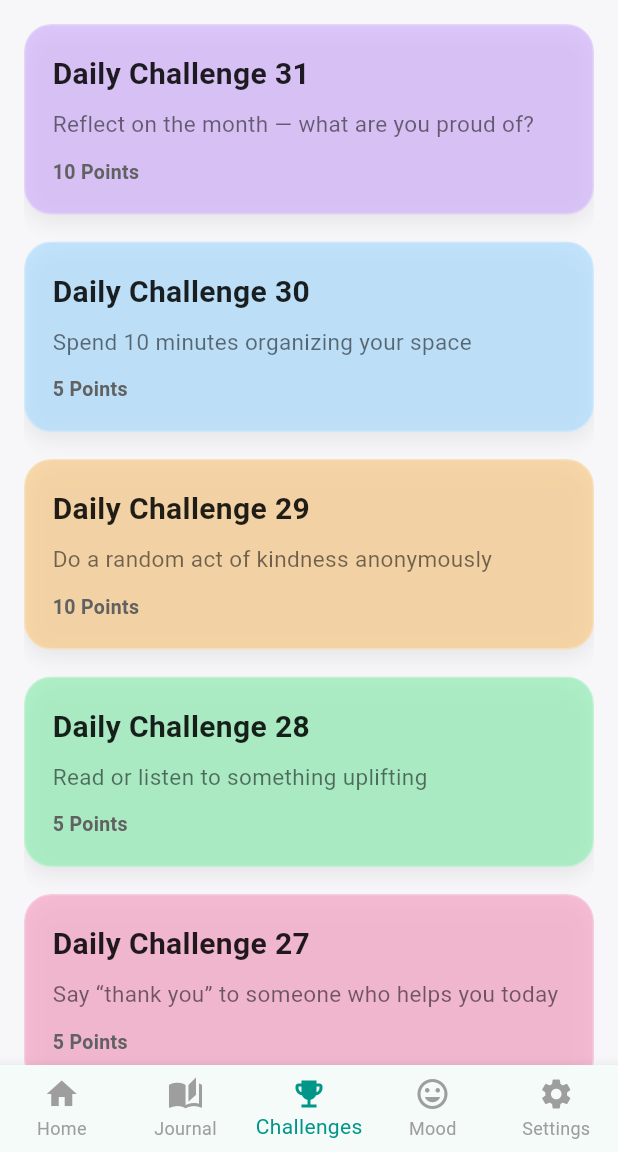
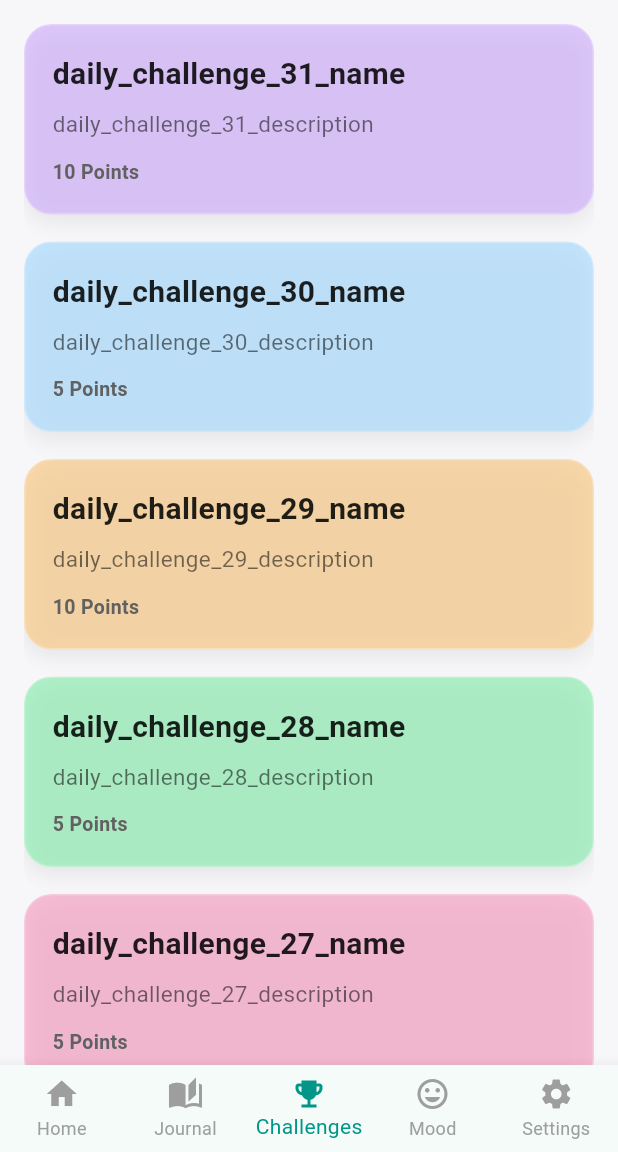
Before and after one commit to TomaszP05/Lester, a Flutter app: the screen it shows after launch, item 3 of the bottom bar chosen, on a phone screen of 412 x 824 dp, the part 84-1236 px from its top. Run offline on Flutter 3.47's test engine with Material 3 defaults, Android fonts, the phone set to English and light mode, and no system bars; our stand-ins replace flutter_local_notifications, sqflite, timezone; accounts and stored records are empty; network calls fail.

Commit message:
Added new translation keys

```diff
--- a/lib/databases/challenge_database.dart
+++ b/lib/databases/challenge_database.dart
@@ -107,188 +107,188 @@ class DatabaseHelper {
   Future<void> _insertDefaultChallenges(Database db) async {
     final challenges = [
       Challenge(
-        name: 'Daily Challenge 1',
-        description: 'Smile at five people today',
+        name: 'daily_challenge_1_name',
+        description: 'daily_challenge_1_description',
         points: 5,
         dayNumber: 1,
       ),
       Challenge(
-        name: 'Daily Challenge 2',
-        description: 'Send a positive message to someone you care about',
+        name: 'daily_challenge_2_name',
+        description: 'daily_challenge_2_description',
         points: 5,
         dayNumber: 2,
       ),
       Challenge(
-        name: 'Daily Challenge 3',
-        description: 'Take a short walk outside and appreciate nature',
+        name: 'daily_challenge_3_name',
+        description: 'daily_challenge_3_description',
         points: 5,
         dayNumber: 3,
       ),
       Challenge(
-        name: 'Daily Challenge 4',
-        description: 'Do one household task you’ve been putting off',
+        name: 'daily_challenge_4_name',
+        description: 'daily_challenge_4_description',
         points: 5,
         dayNumber: 4,
       ),
       Challenge(
-        name: 'Daily Challenge 5',
-        description: 'Compliment someone sincerely',
+        name: 'daily_challenge_5_name',
+        description: 'daily_challenge_5_description',
         points: 5,
         dayNumber: 5,
       ),
       Challenge(
-        name: 'Daily Challenge 6',
-        description: 'Drink at least 8 glasses of water today',
+        name: 'daily_challenge_6_name',
+        description: 'daily_challenge_6_description',
         points: 5,
         dayNumber: 6,
       ),
       Challenge(
-        name: 'Daily Challenge 7',
-        description: 'Write a thank you note to a friend',
+        name: 'daily_challenge_7_name',
+        description: 'daily_challenge_7_description',
         points: 5,
         dayNumber: 7,
       ),
       Challenge(
-        name: 'Daily Challenge 8',
-        description: 'Hold the door open for someone',
+        name: 'daily_challenge_8_name',
+        description: 'daily_challenge_8_description',
         points: 5,
         dayNumber: 8,
       ),
       Challenge(
-        name: 'Daily Challenge 9',
-        description: 'Compliment a stranger',
+        name: 'daily_challenge_9_name',
+        description: 'daily_challenge_9_description',
         points: 5,
         dayNumber: 9,
       ),
       Challenge(
-        name: 'Daily Challenge 10',
-        description: 'Take a picture of a flower and upload a picture!',
+        name: 'daily_challenge_10_name',
+        description: 'daily_challenge_10_description',
         points: 10,
         dayNumber: 10,
       ),
       Challenge(
-        name: 'Daily Challenge 11',
-        description: 'Listen to your favorite song and do nothing else',
+        name: 'daily_challenge_11_name',
+        description: 'daily_challenge_11_description',
         points: 5,
         dayNumber: 11,
       ),
       Challenge(
-        name: 'Daily Challenge 12',
-        description: 'Try a new food or drink you’ve never had before',
+        name: 'daily_challenge_12_name',
+        description: 'daily_challenge_12_description',
         points: 5,
         dayNumber: 12,
       ),
       Challenge(
-        name: 'Daily Challenge 13',
-        description: 'Send a kind text to a family member',
+        name: 'daily_challenge_13_name',
+        description: 'daily_challenge_13_description',
         points: 5,
         dayNumber: 13,
       ),
       Challenge(
-        name: 'Daily Challenge 14',
-        description: 'Pick up a piece of litter you find outside',
+        name: 'daily_challenge_14_name',
+        description: 'daily_challenge_14_description',
         points: 5,
         dayNumber: 14,
       ),
       Challenge(
-        name: 'Daily Challenge 15',
-        description: 'Spend 10 minutes stretching or meditating',
+        name: 'daily_challenge_15_name',
+        description: 'daily_challenge_15_description',
         points: 5,
         dayNumber: 15,
       ),
       Challenge(
-        name: 'Daily Challenge 16',
-        description: 'Donate an item you no longer use',
+        name: 'daily_challenge_16_name',
+        description: 'daily_challenge_16_description',
         points: 10,
         dayNumber: 16,
       ),
       Challenge(
-        name: 'Daily Challenge 17',
-        description: 'Give someone a genuine compliment',
+        name: 'daily_challenge_17_name',
+        description: 'daily_challenge_17_description',
         points: 5,
         dayNumber: 17,
       ),
       Challenge(
-        name: 'Daily Challenge 18',
-        description: 'Write down three things you’re grateful for',
+        name: 'daily_challenge_18_name',
+        description: 'daily_challenge_18_description',
         points: 5,
         dayNumber: 18,
       ),
       Challenge(
-        name: 'Daily Challenge 19',
-        description: 'Call or video chat with a loved one',
+        name: 'daily_challenge_19_name',
+        description: 'daily_challenge_19_description',
         points: 10,
         dayNumber: 19,
       ),
       Challenge(
-        name: 'Daily Challenge 20',
-        description: 'Share an inspiring quote on social media',
+        name: 'daily_challenge_20_name',
+        description: 'daily_challenge_20_description',
         points: 5,
         dayNumber: 20,
       ),
       Challenge(
-        name: 'Daily Challenge 21',
-        description: 'Take a photo of something that makes you happy',
+        name: 'daily_challenge_21_name',
+        description: 'daily_challenge_21_description',
         points: 10,
         dayNumber: 21,
       ),
       Challenge(
-        name: 'Daily Challenge 22',
-        description: 'Spend one hour without your phone or computer',
+        name: 'daily_challenge_22_name',
+        description: 'daily_challenge_22_description',
         points: 10,
         dayNumber: 22,
       ),
       Challenge(
-        name: 'Daily Challenge 23',
-        description: 'Help someone without expecting anything in return',
+        name: 'daily_challenge_23_name',
+        description: 'daily_challenge_23_description',
         points: 10,
         dayNumber: 23,
       ),
       Challenge(
-        name: 'Daily Challenge 24',
-        description: 'Cook or prepare a healthy meal',
+        name: 'daily_challenge_24_name',
+        description: 'daily_challenge_24_description',
         points: 5,
         dayNumber: 24,
       ),
       Challenge(
-        name: 'Daily Challenge 25',
-        description: 'Leave a positive review for a small business',
+        name: 'daily_challenge_25_name',
+        description: 'daily_challenge_25_description',
         points: 5,
         dayNumber: 25,
       ),
       Challenge(
-        name: 'Daily Challenge 26',
-        description: 'Spend 15 minutes journaling or reflecting',
+        name: 'daily_challenge_26_name',
+        description: 'daily_challenge_26_description',
         points: 5,
         dayNumber: 26,
       ),
       Challenge(
-        name: 'Daily Challenge 27',
-        description: 'Say “thank you” to someone who helps you today',
+        name: 'daily_challenge_27_name',
+        description: 'daily_challenge_27_description',
         points: 5,
         dayNumber: 27,
       ),
       Challenge(
-        name: 'Daily Challenge 28',
-        description: 'Read or listen to something uplifting',
+        name: 'daily_challenge_28_name',
+        description: 'daily_challenge_28_description',
         points: 5,
         dayNumber: 28,
       ),
       Challenge(
-        name: 'Daily Challenge 29',
-        description: 'Do a random act of kindness anonymously',
+        name: 'daily_challenge_29_name',
+        description: 'daily_challenge_29_description',
         points: 10,
         dayNumber: 29,
       ),
       Challenge(
-        name: 'Daily Challenge 30',
-        description: 'Spend 10 minutes organizing your space',
+        name: 'daily_challenge_30_name',
+        description: 'daily_challenge_30_description',
         points: 5,
         dayNumber: 30,
       ),
       Challenge(
-        name: 'Daily Challenge 31',
-        description: 'Reflect on the month — what are you proud of?',
+        name: 'daily_challenge_31_name',
+        description: 'daily_challenge_31_description',
         points: 10,
         dayNumber: 31,
       ),
@@ -298,6 +298,7 @@ class DatabaseHelper {
       await db.insert('challenges', challenge.toMap());
     }
   }
+
 
   Future<Challenge> create(Challenge challenge) async {
     final db = await instance.database;
--- a/lib/l10n/app_en.arb
+++ b/lib/l10n/app_en.arb
@@ -55,10 +55,103 @@
   "weeklyReflectionTitle": "Weekly Reflection Quiz",
   "startWeeklyReflection": "Start Weekly Reflection",
   "welcomeTitle": "Welcome to Lester 🌸!",
-  "welcomeSubtitle": "Let's log how you're feeling~ 🧧",
+  "welcomeSubtitle": "Let's log how you're feeling",
   "quoteLoadError": "Could not load quote. Please try again.",
   "weatherLoadError": "Could not load weather. Please try again.",
   "quoteFallback": "Stay positive and keep going.",
   "unknownAuthor": "Unknown",
-  "tryAgain": "Try again"
+  "tryAgain": "Try again",
+
+  "daily_challenge_1_name": "Daily Challenge 1",
+  "daily_challenge_1_description": "Smile at five people today",
+
+  "daily_challenge_2_name": "Daily Challenge 2",
+  "daily_challenge_2_description": "Send a positive message to someone you care about",
+
+  "daily_challenge_3_name": "Daily Challenge 3",
+  "daily_challenge_3_description": "Take a short walk outside and appreciate nature",
+
+  "daily_challenge_4_name": "Daily Challenge 4",
+  "daily_challenge_4_description": "Do one household task you’ve been putting off",
+
+  "daily_challenge_5_name": "Daily Challenge 5",
+  "daily_challenge_5_description": "Compliment someone sincerely",
+
+  "daily_challenge_6_name": "Daily Challenge 6",
+  "daily_challenge_6_description": "Drink at least 8 glasses of water today",
+
+  "daily_challenge_7_name": "Daily Challenge 7",
+  "daily_challenge_7_description": "Write a thank you note to a friend",
+
+  "daily_challenge_8_name": "Daily Challenge 8",
+  "daily_challenge_8_description": "Hold the door open for someone",
+
+  "daily_challenge_9_name": "Daily Challenge 9",
+  "daily_challenge_9_description": "Compliment a stranger",
+
+  "daily_challenge_10_name": "Daily Challenge 10",
+  "daily_challenge_10_description": "Take a picture of a flower and upload a picture!",
+
+  "daily_challenge_11_name": "Daily Challenge 11",
+  "daily_challenge_11_description": "Listen to your favorite song and do nothing else",
+
+  "daily_challenge_12_name": "Daily Challenge 12",
+  "daily_challenge_12_description": "Try a new food or drink you’ve never had before",
+
+  "daily_challenge_13_name": "Daily Challenge 13",
+  "daily_challenge_13_description": "Send a kind text to a family member",
+
+  "daily_challenge_14_name": "Daily Challenge 14",
+  "daily_challenge_14_description": "Pick up a piece of litter you find outside",
+
+  "daily_challenge_15_name": "Daily Challenge 15",
+  "daily_challenge_15_description": "Spend 10 minutes stretching or meditating",
+
+  "daily_challenge_16_name": "Daily Challenge 16",
+  "daily_challenge_16_description": "Donate an item you no longer use",
+
+  "daily_challenge_17_name": "Daily Challenge 17",
+  "daily_challenge_17_description": "Give someone a genuine compliment",
+
+  "daily_challenge_18_name": "Daily Challenge 18",
+  "daily_challenge_18_description": "Write down three things you’re grateful for",
+
+  "daily_challenge_19_name": "Daily Challenge 19",
+  "daily_challenge_19_description": "Call or video chat with a loved one",
+
+  "daily_challenge_20_name": "Daily Challenge 20",
+  "daily_challenge_20_description": "Share an inspiring quote on social media",
+
+  "daily_challenge_21_name": "Daily Challenge 21",
+  "daily_challenge_21_description": "Take a photo of something that makes you happy",
+
+  "daily_challenge_22_name": "Daily Challenge 22",
+  "daily_challenge_22_description": "Spend one hour without your phone or computer",
+
+  "daily_challenge_23_name": "Daily Challenge 23",
+  "daily_challenge_23_description": "Help someone without expecting anything in return",
+
+  "daily_challenge_24_name": "Daily Challenge 24",
+  "daily_challenge_24_description": "Cook or prepare a healthy meal",
+
+  "daily_challenge_25_name": "Daily Challenge 25",
+  "daily_challenge_25_description": "Leave a positive review for a small business",
+
+  "daily_challenge_26_name": "Daily Challenge 26",
+  "daily_challenge_26_description": "Spend 15 minutes journaling or reflecting",
+
+  "daily_challenge_27_name": "Daily Challenge 27",
+  "daily_challenge_27_description": "Say “thank you” to someone who helps you today",
+
+  "daily_challenge_28_name": "Daily Challenge 28",
+  "daily_challenge_28_description": "Read or listen to something uplifting",
+
+  "daily_challenge_29_name": "Daily Challenge 29",
+  "daily_challenge_29_description": "Do a random act of kindness anonymously",
+
+  "daily_challenge_30_name": "Daily Challenge 30",
+  "daily_challenge_30_description": "Spend 10 minutes organizing your space",
+
+  "daily_challenge_31_name": "Daily Challenge 31",
+  "daily_challenge_31_description": "Reflect on the month — what are you proud of?"
 }
--- a/lib/l10n/app_es.arb
+++ b/lib/l10n/app_es.arb
@@ -55,10 +55,103 @@
   "weeklyReflectionTitle": "Cuestionario de reflexión semanal",
   "startWeeklyReflection": "Comenzar reflexión semanal",
   "welcomeTitle": "¡Bienvenido a Lester 🌸!",
-  "welcomeSubtitle": "Registremos cómo te sientes~ 🧧",
+  "welcomeSubtitle": "Registremos cómo te sientes",
   "quoteLoadError": "No se pudo cargar la cita. Por favor, inténtalo de nuevo.",
   "weatherLoadError": "No se pudo cargar el clima. Por favor, inténtalo de nuevo.",
   "quoteFallback": "Mantente positivo y sigue adelante.",
   "unknownAuthor": "Desconocido",
-  "tryAgain": "Intentar de nuevo"
+  "tryAgain": "Intentar de nuevo",
+
+  "daily_challenge_1_name": "Desafío Diario 1",
+  "daily_challenge_1_description": "Sonríe a cinco personas hoy",
+
+  "daily_challenge_2_name": "Desafío Diario 2",
+  "daily_challenge_2_description": "Envía un mensaje positivo a alguien que te importe",
+
+  "daily_challenge_3_name": "Desafío Diario 3",
+  "daily_challenge_3_description": "Da un paseo corto al aire libre y aprecia la naturaleza",
+
+  "daily_challenge_4_name": "Desafío Diario 4",
+  "daily_challenge_4_description": "Haz una tarea doméstica que has estado posponiendo",
+
+  "daily_challenge_5_name": "Desafío Diario 5",
+  "daily_challenge_5_description": "Haz un cumplido sincero a alguien",
+
+  "daily_challenge_6_name": "Desafío Diario 6",
+  "daily_challenge_6_description": "Bebe al menos 8 vasos de agua hoy",
+
+  "daily_challenge_7_name": "Desafío Diario 7",
+  "daily_challenge_7_description": "Escribe una nota de agradecimiento a un amigo",
+
+  "daily_challenge_8_name": "Desafío Diario 8",
+  "daily_challenge_8_description": "Sujeta la puerta a alguien",
+
+  "daily_challenge_9_name": "Desafío Diario 9",
+  "daily_challenge_9_description": "Haz un cumplido a un desconocido",
+
+  "daily_challenge_10_name": "Desafío Diario 10",
+  "daily_challenge_10_description": "¡Toma una foto de una flor y súbela!",
+
+  "daily_challenge_11_name": "Desafío Diario 11",
+  "daily_challenge_11_description": "Escucha tu canción favorita y no hagas nada más",
+
+  "daily_challenge_12_name": "Desafío Diario 12",
+  "daily_challenge_12_description": "Prueba una nueva comida o bebida que nunca antes habías tomado",
+
+  "daily_challenge_13_name": "Desafío Diario 13",
+  "daily_challenge_13_description": "Envía un mensaje amable a un familiar",
+
+  "daily_challenge_14_name": "Desafío Diario 14",
+  "daily_challenge_14_description": "Recoge un trozo de basura que encuentres fuera",
+
+  "daily_challenge_15_name": "Desafío Diario 15",
+  "daily_challenge_15_description": "Dedica 10 minutos a estirar o meditar",
+
+  "daily_challenge_16_name": "Desafío Diario 16",
+  "daily_challenge_16_description": "Dona un artículo que ya no uses",
+
+  "daily_challenge_17_name": "Desafío Diario 17",
+  "daily_challenge_17_description": "Haz un cumplido genuino a alguien",
+
+  "daily_challenge_18_name": "Desafío Diario 18",
+  "daily_challenge_18_description": "Escribe tres cosas por las que estás agradecido/a",
+
+  "daily_challenge_19_name": "Desafío Diario 19",
+  "daily_challenge_19_description": "Llama o haz una videollamada con un ser querido",
+
+  "daily_challenge_20_name": "Desafío Diario 20",
+  "daily_challenge_20_description": "Comparte una cita inspiradora en las redes sociales",
+
+  "daily_challenge_21_name": "Desafío Diario 21",
+  "daily_challenge_21_description": "Toma una foto de algo que te haga feliz",
+
+  "daily_challenge_22_name": "Desafío Diario 22",
+  "daily_challenge_22_description": "Pasa una hora sin tu teléfono u ordenador",
+
+  "daily_challenge_23_name": "Desafío Diario 23",
+  "daily_challenge_23_description": "Ayuda a alguien sin esperar nada a cambio",
+
+  "daily_challenge_24_name": "Desafío Diario 24",
+  "daily_challenge_24_description": "Cocina o prepara una comida saludable",
+
+  "daily_challenge_25_name": "Desafío Diario 25",
+  "daily_challenge_25_description": "Deja una reseña positiva para un pequeño negocio",
+
+  "daily_challenge_26_name": "Desafío Diario 26",
+  "daily_challenge_26_description": "Dedica 15 minutos a escribir en un diario o a reflexionar",
+
+  "daily_challenge_27_name": "Desafío Diario 27",
+  "daily_challenge_27_description": "Di «gracias» a alguien que te ayude hoy",
+
+  "daily_challenge_28_name": "Desafío Diario 28",
+  "daily_challenge_28_description": "Lee o escucha algo edificante",
+
+  "daily_challenge_29_name": "Desafío Diario 29",
+  "daily_challenge_29_description": "Haz un acto de bondad al azar de forma anónima",
+
+  "daily_challenge_30_name": "Desafío Diario 30",
+  "daily_challenge_30_description": "Dedica 10 minutos a organizar tu espacio",
+
+  "daily_challenge_31_name": "Desafío Diario 31",
+  "daily_challenge_31_description": "Reflexiona sobre el mes: ¿de qué estás orgulloso/a?"
 }
--- a/lib/l10n/app_fr.arb
+++ b/lib/l10n/app_fr.arb
@@ -55,10 +55,103 @@
   "weeklyReflectionTitle": "Quiz de réflexion hebdomadaire",
   "startWeeklyReflection": "Commencer la réflexion hebdomadaire",
   "welcomeTitle": "Bienvenue chez Lester 🌸!",
-  "welcomeSubtitle": "Enregistrons comment vous vous sentez~ 🧧",
+  "welcomeSubtitle": "Enregistrons comment vous vous sentez",
   "quoteLoadError": "Impossible de charger la citation. Veuillez réessayer.",
   "weatherLoadError": "Impossible de charger la météo. Veuillez réessayer.",
   "quoteFallback": "Restez positif et continuez.",
   "unknownAuthor": "Inconnu",
-  "tryAgain": "Réessayer"
+  "tryAgain": "Réessayer",
+
+  "daily_challenge_1_name": "Défi Quotidien 1",
+  "daily_challenge_1_description": "Souris à cinq personnes aujourd'hui",
+
+  "daily_challenge_2_name": "Défi Quotidien 2",
+  "daily_challenge_2_description": "Envoie un message positif à quelqu'un qui t'est cher",
+
+  "daily_challenge_3_name": "Défi Quotidien 3",
+  "daily_challenge_3_description": "Fais une petite promenade dehors et apprécie la nature",
+
+  "daily_challenge_4_name": "Défi Quotidien 4",
+  "daily_challenge_4_description": "Fais une tâche ménagère que tu as repoussée",
+
+  "daily_challenge_5_name": "Défi Quotidien 5",
+  "daily_challenge_5_description": "Fais un compliment sincère à quelqu'un",
+
+  "daily_challenge_6_name": "Défi Quotidien 6",
+  "daily_challenge_6_description": "Bois au moins 8 verres d'eau aujourd'hui",
+
+  "daily_challenge_7_name": "Défi Quotidien 7",
+  "daily_challenge_7_description": "Écris un mot de remerciement à un ami",
+
+  "daily_challenge_8_name": "Défi Quotidien 8",
+  "daily_challenge_8_description": "Tiens la porte à quelqu'un",
+
+  "daily_challenge_9_name": "Défi Quotidien 9",
+  "daily_challenge_9_description": "Fais un compliment à un inconnu",
+
+  "daily_challenge_10_name": "Défi Quotidien 10",
+  "daily_challenge_10_description": "Prends une photo de fleur et télécharge une photo !",
+
+  "daily_challenge_11_name": "Défi Quotidien 11",
+  "daily_challenge_11_description": "Écoute ta chanson préférée sans rien faire d'autre",
+
+  "daily_challenge_12_name": "Défi Quotidien 12",
+  "daily_challenge_12_description": "Essaie un nouvel aliment ou une nouvelle boisson que tu n'as jamais goûté(e)",
+
+  "daily_challenge_13_name": "Défi Quotidien 13",
+  "daily_challenge_13_description": "Envoie un gentil message à un membre de ta famille",
+
+  "daily_challenge_14_name": "Défi Quotidien 14",
+  "daily_challenge_14_description": "Ramasse un déchet que tu trouves dehors",
+
+  "daily_challenge_15_name": "Défi Quotidien 15",
+  "daily_challenge_15_description": "Passe 10 minutes à t'étirer ou à méditer",
+
+  "daily_challenge_16_name": "Défi Quotidien 16",
+  "daily_challenge_16_description": "Fais don d'un objet que tu n'utilises plus",
+
+  "daily_challenge_17_name": "Défi Quotidien 17",
+  "daily_challenge_17_description": "Fais un compliment sincère à quelqu'un",
+
+  "daily_challenge_18_name": "Défi Quotidien 18",
+  "daily_challenge_18_description": "Écris trois choses pour lesquelles tu es reconnaissant(e)",
+
+  "daily_challenge_19_name": "Défi Quotidien 19",
+  "daily_challenge_19_description": "Appelle ou fais un appel vidéo avec un être cher",
+
+  "daily_challenge_20_name": "Défi Quotidien 20",
+  "daily_challenge_20_description": "Partage une citation inspirante sur les réseaux sociaux",
+
+  "daily_challenge_21_name": "Défi Quotidien 21",
+  "daily_challenge_21_description": "Prends en photo quelque chose qui te rend heureux/heureuse",
+
+  "daily_challenge_22_name": "Défi Quotidien 22",
+  "daily_challenge_22_description": "Passe une heure sans ton téléphone ni ton ordinateur",
+
+  "daily_challenge_23_name": "Défi Quotidien 23",
+  "daily_challenge_23_description": "Aide quelqu'un sans rien attendre en retour",
+
+  "daily_challenge_24_name": "Défi Quotidien 24",
+  "daily_challenge_24_description": "Cuisine ou prépare un repas sain",
+
+  "daily_challenge_25_name": "Défi Quotidien 25",
+  "daily_challenge_25_description": "Laisse un avis positif pour une petite entreprise",
+
+  "daily_challenge_26_name": "Défi Quotidien 26",
+  "daily_challenge_26_description": "Passe 15 minutes à écrire dans un journal ou à réfléchir",
+
+  "daily_challenge_27_name": "Défi Quotidien 27",
+  "daily_challenge_27_description": "Dis « merci » à quelqu'un qui t'aide aujourd'hui",
+
+  "daily_challenge_28_name": "Défi Quotidien 28",
+  "daily_challenge_28_description": "Lis ou écoute quelque chose d'édifiant",
+
+  "daily_challenge_29_name": "Défi Quotidien 29",
+  "daily_challenge_29_description": "Fais un acte de gentillesse au hasard de manière anonyme",
+
+  "daily_challenge_30_name": "Défi Quotidien 30",
+  "daily_challenge_30_description": "Passe 10 minutes à organiser ton espace",
+
+  "daily_challenge_31_name": "Défi Quotidien 31",
+  "daily_challenge_31_description": "Réfléchis au mois – de quoi es-tu fier/fière ?"
 }
--- a/lib/l10n/app_localizations.dart
+++ b/lib/l10n/app_localizations.dart
@@ -436,7 +436,7 @@ abstract class AppLocalizations {
   /// No description provided for @welcomeSubtitle.
   ///
   /// In en, this message translates to:
-  /// **'Let\'s log how you\'re feeling~ 🧧'**
+  /// **'Let\'s log how you\'re feeling'**
   String get welcomeSubtitle;
 
   /// No description provided for @quoteLoadError.
--- a/lib/l10n/app_localizations_en.dart
+++ b/lib/l10n/app_localizations_en.dart
@@ -189,7 +189,7 @@ class AppLocalizationsEn extends AppLocalizations {
   String get welcomeTitle => 'Welcome to Lester 🌸!';
 
   @override
-  String get welcomeSubtitle => 'Let\'s log how you\'re feeling~ 🧧';
+  String get welcomeSubtitle => 'Let\'s log how you\'re feeling';
 
   @override
   String get quoteLoadError => 'Could not load quote. Please try again.';
--- a/lib/l10n/app_localizations_es.dart
+++ b/lib/l10n/app_localizations_es.dart
@@ -189,7 +189,7 @@ class AppLocalizationsEs extends AppLocalizations {
   String get welcomeTitle => '¡Bienvenido a Lester 🌸!';
 
   @override
-  String get welcomeSubtitle => 'Registremos cómo te sientes~ 🧧';
+  String get welcomeSubtitle => 'Registremos cómo te sientes';
 
   @override
   String get quoteLoadError => 'No se pudo cargar la cita. Por favor, inténtalo de nuevo.';
--- a/lib/l10n/app_localizations_fr.dart
+++ b/lib/l10n/app_localizations_fr.dart
@@ -189,7 +189,7 @@ class AppLocalizationsFr extends AppLocalizations {
   String get welcomeTitle => 'Bienvenue chez Lester 🌸!';
 
   @override
-  String get welcomeSubtitle => 'Enregistrons comment vous vous sentez~ 🧧';
+  String get welcomeSubtitle => 'Enregistrons comment vous vous sentez';
 
   @override
   String get quoteLoadError => 'Impossible de charger la citation. Veuillez réessayer.';
```
